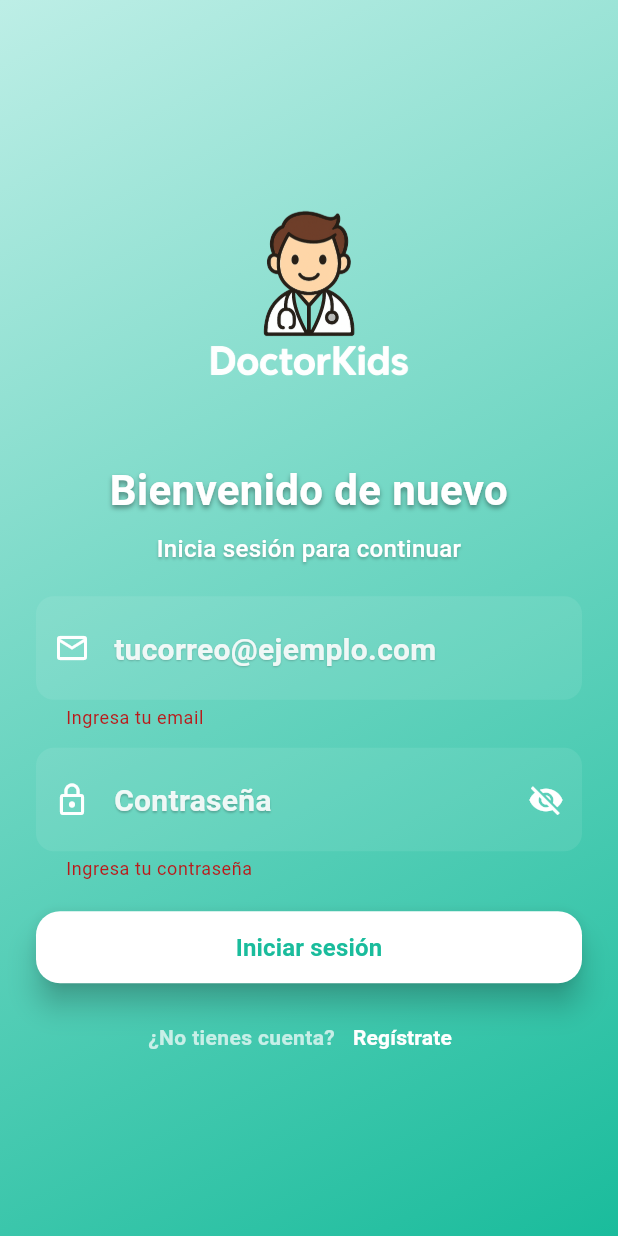
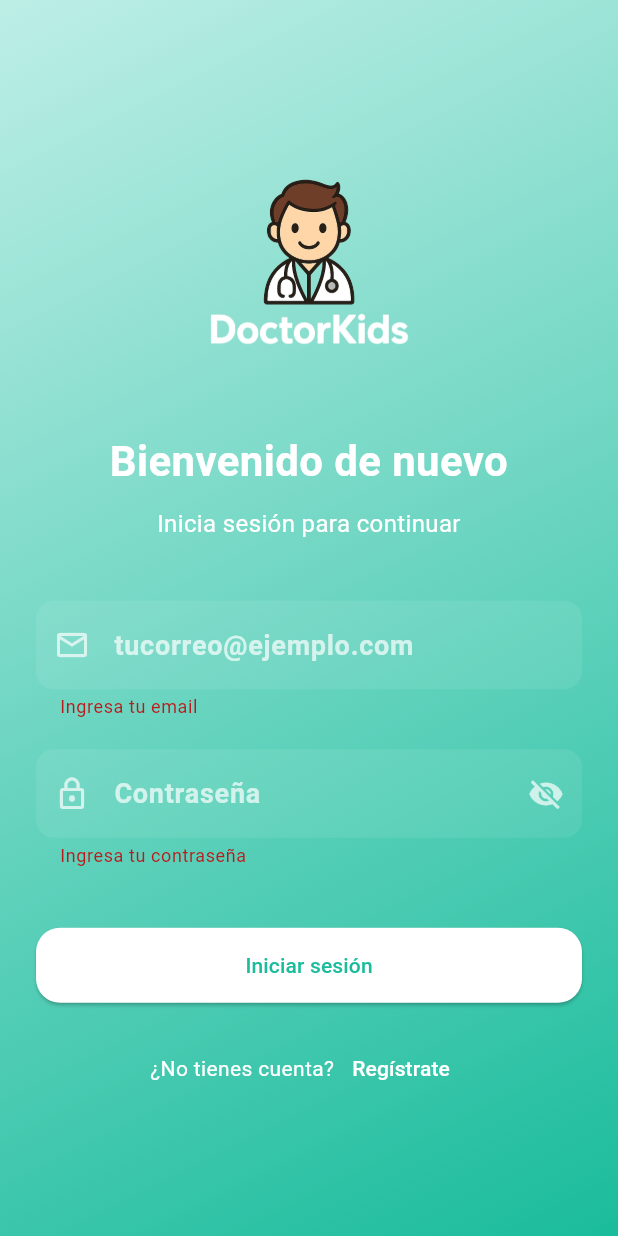
Before and after one commit to iatechsabana/pediatApp, a Flutter app: the screen it shows after launch, after a tap on "Iniciar sesión", on a phone screen of 412 x 824 dp. Run offline on Flutter 3.47's test engine with Material 3 defaults, Android fonts, the phone set to English and light mode, and no system bars; our stand-ins replace cloud_firestore, dartz, file_picker, firebase_auth, firebase_core, firebase_messaging and 7 more; missing offline and left inert: dart:html, syncfusion_flutter_pdfviewer; accounts and stored records are empty; Roboto replaces fonts that are missing (Montserrat).

Commit message:
Refactor LoginPage: enhance user type normalization, improve error handling, and update UI elements

```diff
--- a/lib/features/auth/presentation/pages/login_page.dart
+++ b/lib/features/auth/presentation/pages/login_page.dart
@@ -24,6 +24,7 @@ class _LoginPageState extends State<LoginPage> {
   final _formKey = GlobalKey<FormState>();
   final _emailController = TextEditingController();
   final _passwordController = TextEditingController();
+
   bool _isLoading = false;
   bool _obscure = true;
 
@@ -34,9 +35,14 @@ class _LoginPageState extends State<LoginPage> {
     super.dispose();
   }
 
+  /// ==========================================================
+  /// LOGIN
+  /// ==========================================================
   Future<void> _handleLogin() async {
     if (!_formKey.currentState!.validate()) return;
+
     if (mounted) setState(() => _isLoading = true);
+
     try {
       // 1. Login con Firebase Auth
       final credential = await FirebaseAuth.instance.signInWithEmailAndPassword(
@@ -44,45 +50,60 @@ class _LoginPageState extends State<LoginPage> {
         password: _passwordController.text.trim(),
       );
 
-      // 2. Obtener datos del usuario desde Firestore
-      final userDoc = await FirebaseFirestore.instance.collection('users').doc(credential.user?.uid).get();
+      // 2. Obtener documento desde Firestore (tu ID = UID)
+      final userDoc = await FirebaseFirestore.instance
+          .collection('users')
+          .doc(credential.user!.uid)
+          .get();
+
       if (!userDoc.exists) {
         if (mounted) setState(() => _isLoading = false);
-        if (mounted) {
-          ScaffoldMessenger.of(context).showSnackBar(const SnackBar(
+        ScaffoldMessenger.of(context).showSnackBar(
+          const SnackBar(
             content: Text('No se encontró información de usuario.'),
             duration: AppConfig.errorSnackbarDuration,
-          ));
-        }
+          ),
+        );
         return;
       }
 
-      // 3. Normalizar tipo de usuario
-      final userData = userDoc.data();
-      String tipo = (userData?['type'] ?? '').toString().trim().toLowerCase();
+      final userData = userDoc.data()!;
 
-      if (tipo.isEmpty) tipo = 'usuario';
-      if (tipo.contains('admin')) tipo = 'admin';
-      else if (tipo.contains('pediatra')) tipo = 'pediatra';
-      else tipo = 'usuario';
+      // 3. Normalizar tipo de usuario (ARREGLADO)
+      String tipoRaw = (userData['type'] ?? '')
+          .toString()
+          .toLowerCase()
+          .trim();
+
+      // Normalización completa
+      tipoRaw = tipoRaw
+          .replaceAll('á', 'a')
+          .replaceAll('é', 'e')
+          .replaceAll('í', 'i')
+          .replaceAll('ó', 'o')
+          .replaceAll('ú', 'u')
+          .replaceAll(RegExp(r'[^a-z]'), ''); // Elimina espacios/tildes/símbolos
+
+      String tipo = 'usuario'; // por defecto
+
+      if (tipoRaw == 'admin') {
+        tipo = 'admin';
+      } else if (tipoRaw.startsWith('pediatra')) {
+        tipo = 'pediatra';
+      }
 
       // 4. Guardar datos del usuario en SharedPreferences
       final prefs = await SharedPreferences.getInstance();
-      await prefs.setString('uid', credential.user?.uid ?? '');
-      await prefs.setString('email', userData?['email'] ?? '');
-      await prefs.setString('name', userData?['name'] ?? '');
+      await prefs.setString('uid', credential.user!.uid);
+      await prefs.setString('email', userData['email'] ?? '');
+      await prefs.setString('name', userData['name'] ?? '');
       await prefs.setString('type', tipo);
 
       if (mounted) setState(() => _isLoading = false);
 
-      // 5. Navegación segura según tipo
-      if (mounted) {
-        ScaffoldMessenger.of(context).showSnackBar(SnackBar(
-          content: Text('Bienvenido, tipo: $tipo'),
-          duration: AppConfig.snackbarDuration,
-        ));
+      // 5. Navegación correcta según tipo
+      Widget nextPage;
 
-        Widget nextPage;
       if (tipo == 'admin') {
         nextPage = AdminDashboardPage();
       } else if (tipo == 'pediatra') {
@@ -95,26 +116,21 @@ class _LoginPageState extends State<LoginPage> {
         MaterialPageRoute(builder: (_) => nextPage),
         (route) => false,
       );
-      }
-    } on FirebaseAuthException catch (e) {
-      if (mounted) setState(() => _isLoading = false);
-      if (mounted) {
-        ScaffoldMessenger.of(context).showSnackBar(SnackBar(
-          content: Text('Error: ${e.message}'),
-          duration: AppConfig.errorSnackbarDuration,
-        ));
-      }
     } catch (e) {
       if (mounted) setState(() => _isLoading = false);
-      if (mounted) {
-        ScaffoldMessenger.of(context).showSnackBar(SnackBar(
-          content: Text('Error inesperado: $e'),
+
+      ScaffoldMessenger.of(context).showSnackBar(
+        SnackBar(
+          content: Text('Error: $e'),
           duration: AppConfig.errorSnackbarDuration,
-        ));
-      }
+        ),
+      );
     }
   }
 
+  /// ==========================================================
+  /// UI
+  /// ==========================================================
   @override
   Widget build(BuildContext context) {
     final mq = MediaQuery.of(context).size;
@@ -133,21 +149,29 @@ class _LoginPageState extends State<LoginPage> {
         child: SafeArea(
           child: Center(
             child: SingleChildScrollView(
-              padding: const EdgeInsets.symmetric(horizontal: AppDimens.paddingXXLarge, vertical: AppDimens.paddingHuge),
+              padding: const EdgeInsets.symmetric(
+                  horizontal: AppDimens.paddingXXLarge,
+                  vertical: AppDimens.paddingHuge),
               child: ConstrainedBox(
-                constraints: BoxConstraints(maxWidth: mq.width > AppDimens.maxContentWidth ? AppDimens.maxContentWidth : mq.width),
+                constraints: BoxConstraints(
+                  maxWidth: mq.width > AppDimens.maxContentWidth
+                      ? AppDimens.maxContentWidth
+                      : mq.width,
+                ),
                 child: Column(
                   mainAxisSize: MainAxisSize.min,
                   crossAxisAlignment: CrossAxisAlignment.stretch,
                   children: [
-                    // Logo y título
                     const SizedBox(height: 10),
+
                     Image.asset(
                       'assets/images/doctorkids_logo.png',
                       height: 170,
                       fit: BoxFit.contain,
                     ),
-                    const SizedBox(height: 18),
+
+                    const SizedBox(height: 20),
+
                     const Text(
                       'Bienvenido de nuevo',
                       style: TextStyle(
@@ -155,126 +179,147 @@ class _LoginPageState extends State<LoginPage> {
                         fontWeight: FontWeight.bold,
                         color: Colors.white,
                         fontFamily: 'Montserrat',
-                        shadows: [
-                          Shadow(
-                            color: Colors.black38,
-                            offset: Offset(0, 2),
-                            blurRadius: 4,
-                          ),
-                        ],
                       ),
                       textAlign: TextAlign.center,
                     ),
-                    const SizedBox(height: AppDimens.paddingSmall),
+
+                    const SizedBox(height: 10),
+
                     const Text(
                       'Inicia sesión para continuar',
                       style: TextStyle(
                         fontSize: 16,
                         color: Colors.white,
-                        fontWeight: FontWeight.w500,
                         fontFamily: 'Montserrat',
-                        letterSpacing: 0.2,
-                        shadows: [
-                          Shadow(
-                            color: Colors.black26,
-                            offset: Offset(0, 1),
-                            blurRadius: 2,
-                          ),
-                        ],
                       ),
                       textAlign: TextAlign.center,
                     ),
-                    const SizedBox(height: AppDimens.paddingXLarge),
+
+                    const SizedBox(height: 40),
 
                     Form(
                       key: _formKey,
                       child: Column(
-                        crossAxisAlignment: CrossAxisAlignment.stretch,
                         children: [
-                          // Email
+                          /// EMAIL
                           TextFormField(
                             controller: _emailController,
                             keyboardType: TextInputType.emailAddress,
-                            style: AppTextStyles.formFieldText,
+                            style: const TextStyle(color: Colors.white, fontWeight: FontWeight.bold, fontSize: 18),
                             decoration: InputDecoration(
                               filled: true,
                               fillColor: AppColors.inputFill,
                               hintText: 'tucorreo@ejemplo.com',
-                              hintStyle: AppTextStyles.formFieldHint,
-                              prefixIcon: const Icon(Icons.email_outlined, color: AppColors.inputIcon),
-                              contentPadding: const EdgeInsets.symmetric(horizontal: AppDimens.paddingLarge, vertical: AppDimens.verticalPadding),
-                              border: OutlineInputBorder(borderRadius: BorderRadius.circular(AppDimens.borderRadiusLarge), borderSide: BorderSide.none),
+                              hintStyle: const TextStyle(color: Colors.white70, fontWeight: FontWeight.w600),
+                              border: OutlineInputBorder(
+                                borderRadius: BorderRadius.circular(
+                                    AppDimens.borderRadiusLarge),
+                                borderSide: BorderSide.none,
+                              ),
+                              prefixIcon: const Icon(Icons.email_outlined, color: Colors.white70),
                             ),
                             validator: (v) {
-                              if (v == null || v.isEmpty) return 'Ingresa tu email';
-                              if (!v.contains('@')) return 'Email inválido';
+                              if (v == null || v.isEmpty) {
+                                return 'Ingresa tu email';
+                              }
+                              if (!v.contains('@')) {
+                                return 'Email inválido';
+                              }
                               return null;
                             },
                           ),
 
-                          const SizedBox(height: AppDimens.paddingMedium),
+                          const SizedBox(height: 20),
 
-                          // Password
+                          /// PASSWORD
                           TextFormField(
                             controller: _passwordController,
                             obscureText: _obscure,
-                            style: AppTextStyles.formFieldText,
+                            style: const TextStyle(color: Colors.white, fontWeight: FontWeight.bold, fontSize: 18),
                             decoration: InputDecoration(
                               filled: true,
                               fillColor: AppColors.inputFill,
                               hintText: 'Contraseña',
-                              hintStyle: AppTextStyles.formFieldHint,
-                              prefixIcon: const Icon(Icons.lock_outline, color: AppColors.inputIcon),
+                              hintStyle: const TextStyle(color: Colors.white70, fontWeight: FontWeight.w600),
+                              border: OutlineInputBorder(
+                                borderRadius: BorderRadius.circular(
+                                    AppDimens.borderRadiusLarge),
+                                borderSide: BorderSide.none,
+                              ),
+                              prefixIcon: const Icon(Icons.lock_outline, color: Colors.white70),
                               suffixIcon: IconButton(
-                                icon: Icon(_obscure ? Icons.visibility_off : Icons.visibility, color: AppColors.inputIcon),
-                                onPressed: () => setState(() => _obscure = !_obscure),
+                                icon: Icon(
+                                  _obscure
+                                      ? Icons.visibility_off
+                                      : Icons.visibility,
+                                  color: Colors.white70,
                                 ),
-                              contentPadding: const EdgeInsets.symmetric(horizontal: AppDimens.paddingLarge, vertical: AppDimens.verticalPadding),
-                              border: OutlineInputBorder(borderRadius: BorderRadius.circular(AppDimens.borderRadiusLarge), borderSide: BorderSide.none),
+                                onPressed: () {
+                                  setState(() => _obscure = !_obscure);
+                                },
+                              ),
                             ),
                             validator: (v) {
-                              if (v == null || v.isEmpty) return 'Ingresa tu contraseña';
-                              if (v.length < AppConfig.minPasswordLength) return 'Mínimo ${AppConfig.minPasswordLength} caracteres';
+                              if (v == null || v.isEmpty) {
+                                return 'Ingresa tu contraseña';
+                              }
+                              if (v.length < 6) {
+                                return 'Mínimo 6 caracteres';
+                              }
                               return null;
                             },
                           ),
 
-                          const SizedBox(height: AppDimens.paddingXLarge),
+                          const SizedBox(height: 40),
 
-                          // Botón
-                          SizedBox(
-                            height: AppDimens.buttonHeight,
-                            child: ElevatedButton(
+                          /// BOTÓN LOGIN
+                          ElevatedButton(
                             onPressed: _isLoading ? null : _handleLogin,
                             style: ElevatedButton.styleFrom(
-                                backgroundColor: AppColors.textWhite,
+                              backgroundColor: Colors.white,
                               foregroundColor: AppColors.primary,
-                                elevation: AppDimens.elevationLarge,
-                                shape: RoundedRectangleBorder(borderRadius: BorderRadius.circular(AppDimens.borderRadiusXLarge)),
+                              shape: RoundedRectangleBorder(
+                                borderRadius: BorderRadius.circular(
+                                    AppDimens.borderRadiusXLarge),
+                              ),
+                              minimumSize:
+                                  const Size(double.infinity, 50),
                             ),
                             child: _isLoading
-                                  ? SizedBox(width: 20, height: 20, child: CircularProgressIndicator(color: AppColors.primary, strokeWidth: 2))
-                                  : const Text('Iniciar sesión', style: AppTextStyles.buttonText),
-                            ),
+                                ? const CircularProgressIndicator(
+                                    color: AppColors.primary)
+                                : const Text('Iniciar sesión'),
                           ),
 
-                          const SizedBox(height: AppDimens.paddingMedium),
+                          const SizedBox(height: 20),
 
                           Row(
                             mainAxisAlignment: MainAxisAlignment.center,
                             children: [
-                              Text('¿No tienes cuenta?', style: AppTextStyles.subtitle2White),
+                              const Text(
+                                '¿No tienes cuenta?',
+                                style: TextStyle(color: Colors.white),
+                              ),
                               TextButton(
                                 onPressed: () {
-                                  Navigator.of(context).push(MaterialPageRoute(builder: (_) => const RegisterPage()));
+                                  Navigator.push(
+                                    context,
+                                    MaterialPageRoute(
+                                      builder: (_) =>
+                                          const RegisterPage(),
+                                    ),
+                                  );
                                 },
-                                child: const Text('Regístrate', style: TextStyle(fontWeight: FontWeight.w700, color: AppColors.textWhite)),
+                                child: const Text(
+                                  'Regístrate',
+                                  style: TextStyle(color: Colors.white),
+                                ),
                               ),
                             ],
-                          ),
+                          )
                         ],
                       ),
-                    ),
+                    )
                   ],
                 ),
               ),
```
Lines whose indentation alone changed are shown as unchanged.
